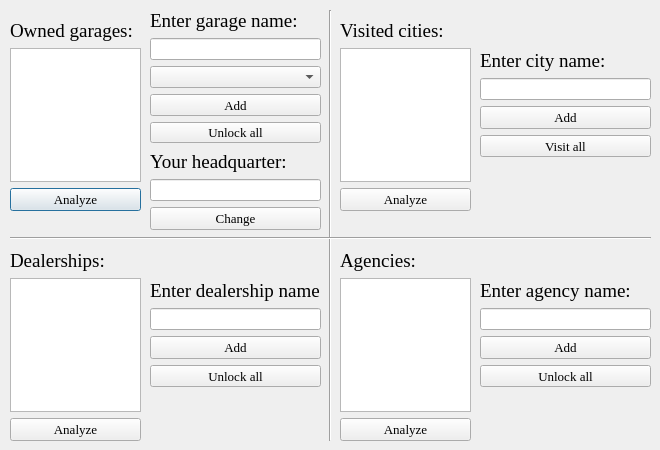
Above: second/form.ui from JDM170/SaveWizard before the change. Below: the same form after it.
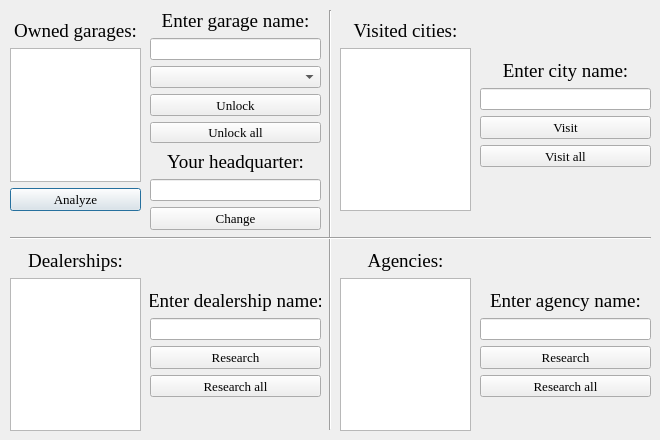
That is the form after the change.

The edit to the form file:
```diff
--- a/second/form.ui
+++ b/second/form.ui
@@ -7,19 +7,19 @@
     <x>0</x>
     <y>0</y>
     <width>660</width>
-    <height>450</height>
+    <height>440</height>
    </rect>
   </property>
   <property name="minimumSize">
    <size>
     <width>660</width>
-    <height>430</height>
+    <height>440</height>
    </size>
   </property>
   <property name="maximumSize">
    <size>
     <width>660</width>
-    <height>450</height>
+    <height>440</height>
    </size>
   </property>
   <property name="windowTitle">
@@ -56,6 +56,9 @@
       <property name="text">
        <string>Owned garages:</string>
       </property>
+      <property name="alignment">
+       <set>Qt::AlignCenter</set>
+      </property>
      </widget>
     </item>
     <item row="2" column="0">
@@ -83,29 +86,6 @@
     </rect>
    </property>
    <layout class="QGridLayout" name="cities_layout">
-    <item row="1" column="0">
-     <widget class="QTextBrowser" name="cities_text">
-      <property name="horizontalScrollBarPolicy">
-       <enum>Qt::ScrollBarAlwaysOff</enum>
-      </property>
-      <property name="openLinks">
-       <bool>false</bool>
-      </property>
-     </widget>
-    </item>
-    <item row="2" column="0">
-     <widget class="QPushButton" name="cities_analyze">
-      <property name="font">
-       <font>
-        <family>Times New Roman</family>
-        <pointsize>10</pointsize>
-       </font>
-      </property>
-      <property name="text">
-       <string>Analyze</string>
-      </property>
-     </widget>
-    </item>
     <item row="0" column="0">
      <widget class="QLabel" name="cities_visited_label">
       <property name="font">
@@ -117,6 +97,22 @@
       <property name="text">
        <string>Visited cities:</string>
       </property>
+      <property name="alignment">
+       <set>Qt::AlignCenter</set>
+      </property>
+     </widget>
+    </item>
+    <item row="1" column="0">
+     <widget class="QTextBrowser" name="cities_text">
+      <property name="acceptDrops">
+       <bool>false</bool>
+      </property>
+      <property name="horizontalScrollBarPolicy">
+       <enum>Qt::ScrollBarAlwaysOff</enum>
+      </property>
+      <property name="openLinks">
+       <bool>false</bool>
+      </property>
      </widget>
     </item>
    </layout>
@@ -127,7 +123,7 @@
      <x>10</x>
      <y>250</y>
      <width>131</width>
-     <height>191</height>
+     <height>181</height>
     </rect>
    </property>
    <layout class="QGridLayout" name="dealerships_layout">
@@ -142,6 +138,9 @@
       <property name="text">
        <string>Dealerships:</string>
       </property>
+      <property name="alignment">
+       <set>Qt::AlignCenter</set>
+      </property>
      </widget>
     </item>
     <item row="1" column="0">
@@ -149,18 +148,8 @@
       <property name="horizontalScrollBarPolicy">
        <enum>Qt::ScrollBarAlwaysOff</enum>
       </property>
-     </widget>
-    </item>
-    <item row="2" column="0">
-     <widget class="QPushButton" name="dealerships_analyze">
-      <property name="font">
-       <font>
-        <family>Times New Roman</family>
-        <pointsize>10</pointsize>
-       </font>
-      </property>
-      <property name="text">
-       <string>Analyze</string>
+      <property name="openLinks">
+       <bool>false</bool>
       </property>
      </widget>
     </item>
@@ -172,7 +161,7 @@
      <x>340</x>
      <y>250</y>
      <width>131</width>
-     <height>191</height>
+     <height>181</height>
     </rect>
    </property>
    <layout class="QGridLayout" name="agencies_layout">
@@ -187,6 +176,9 @@
       <property name="text">
        <string>Agencies:</string>
       </property>
+      <property name="alignment">
+       <set>Qt::AlignCenter</set>
+      </property>
      </widget>
     </item>
     <item row="1" column="0">
@@ -194,18 +186,8 @@
       <property name="horizontalScrollBarPolicy">
        <enum>Qt::ScrollBarAlwaysOff</enum>
       </property>
-     </widget>
-    </item>
-    <item row="2" column="0">
-     <widget class="QPushButton" name="agencies_analyze">
-      <property name="font">
-       <font>
-        <family>Times New Roman</family>
-        <pointsize>10</pointsize>
-       </font>
-      </property>
-      <property name="text">
-       <string>Analyze</string>
+      <property name="openLinks">
+       <bool>false</bool>
       </property>
      </widget>
     </item>
@@ -217,7 +199,7 @@
      <x>320</x>
      <y>10</y>
      <width>20</width>
-     <height>431</height>
+     <height>420</height>
     </rect>
    </property>
    <property name="orientation">
@@ -256,7 +238,7 @@
        </font>
       </property>
       <property name="text">
-       <string>Add</string>
+       <string>Unlock</string>
       </property>
      </widget>
     </item>
@@ -287,6 +269,9 @@
       <property name="text">
        <string>Enter garage name:</string>
       </property>
+      <property name="alignment">
+       <set>Qt::AlignCenter</set>
+      </property>
      </widget>
     </item>
     <item row="2" column="0">
@@ -298,7 +283,7 @@
    <property name="geometry">
     <rect>
      <x>480</x>
-     <y>50</y>
+     <y>60</y>
      <width>171</width>
      <height>107</height>
     </rect>
@@ -313,7 +298,7 @@
        </font>
       </property>
       <property name="text">
-       <string>Add</string>
+       <string>Visit</string>
       </property>
      </widget>
     </item>
@@ -331,6 +316,9 @@
       <property name="text">
        <string>Enter city name:</string>
       </property>
+      <property name="alignment">
+       <set>Qt::AlignCenter</set>
+      </property>
      </widget>
     </item>
     <item row="3" column="0">
@@ -352,7 +340,7 @@
    <property name="geometry">
     <rect>
      <x>150</x>
-     <y>280</y>
+     <y>290</y>
      <width>171</width>
      <height>107</height>
     </rect>
@@ -367,7 +355,7 @@
        </font>
       </property>
       <property name="text">
-       <string>Add</string>
+       <string>Research</string>
       </property>
      </widget>
     </item>
@@ -385,6 +373,9 @@
       <property name="text">
        <string>Enter dealership name:</string>
       </property>
+      <property name="alignment">
+       <set>Qt::AlignCenter</set>
+      </property>
      </widget>
     </item>
     <item row="3" column="0">
@@ -396,7 +387,7 @@
        </font>
       </property>
       <property name="text">
-       <string>Unlock all</string>
+       <string>Research all</string>
       </property>
      </widget>
     </item>
@@ -406,7 +397,7 @@
    <property name="geometry">
     <rect>
      <x>480</x>
-     <y>280</y>
+     <y>290</y>
      <width>171</width>
      <height>107</height>
     </rect>
@@ -421,7 +412,7 @@
        </font>
       </property>
       <property name="text">
-       <string>Add</string>
+       <string>Research</string>
       </property>
      </widget>
     </item>
@@ -439,6 +430,9 @@
       <property name="text">
        <string>Enter agency name:</string>
       </property>
+      <property name="alignment">
+       <set>Qt::AlignCenter</set>
+      </property>
      </widget>
     </item>
     <item row="3" column="0">
@@ -450,7 +444,7 @@
        </font>
       </property>
       <property name="text">
-       <string>Unlock all</string>
+       <string>Research all</string>
       </property>
      </widget>
     </item>
@@ -477,6 +471,9 @@
       <property name="text">
        <string>Your headquarter:</string>
       </property>
+      <property name="alignment">
+       <set>Qt::AlignCenter</set>
+      </property>
      </widget>
     </item>
     <item row="1" column="0">
```
Left out of the diff: 59 changed lines with no effect on the pictures.
